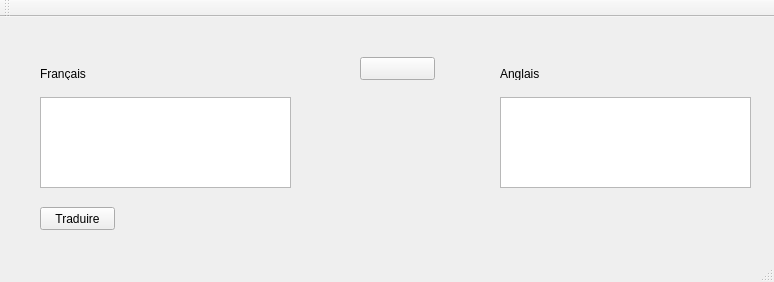
DamienBidaud/GoogleTradPP, file mainwindow.ui: the form before one commit.
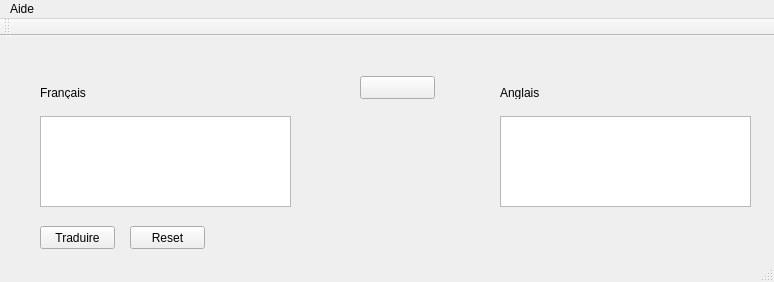
The form after the commit. Icons and pictures are not drawn.

Commit message: bouton reset

Diff of the .ui file:
```diff
--- a/mainwindow.ui
+++ b/mainwindow.ui
@@ -113,6 +113,19 @@
      </rect>
     </property>
    </widget>
+   <widget class="QPushButton" name="pushButton_3">
+    <property name="geometry">
+     <rect>
+      <x>130</x>
+      <y>190</y>
+      <width>75</width>
+      <height>23</height>
+     </rect>
+    </property>
+    <property name="text">
+     <string>Reset</string>
+    </property>
+   </widget>
   </widget>
   <widget class="QMenuBar" name="menuBar">
    <property name="geometry">
@@ -123,6 +136,13 @@
      <height>21</height>
     </rect>
    </property>
+   <widget class="QMenu" name="menuAide">
+    <property name="title">
+     <string>Aide</string>
+    </property>
+    <addaction name="actionAide"/>
+   </widget>
+   <addaction name="menuAide"/>
   </widget>
   <widget class="QToolBar" name="mainToolBar">
    <attribute name="toolBarArea">
```
Left out of the diff: 5 changed lines with no effect on the pictures. The commit also changes 2 other files.
